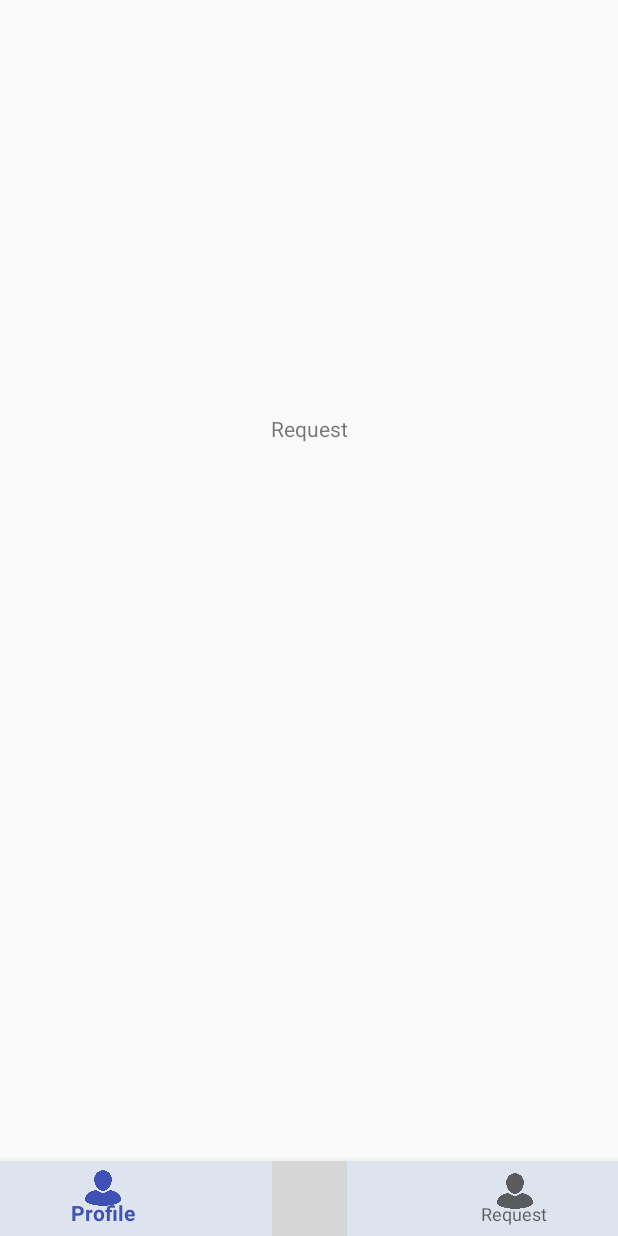
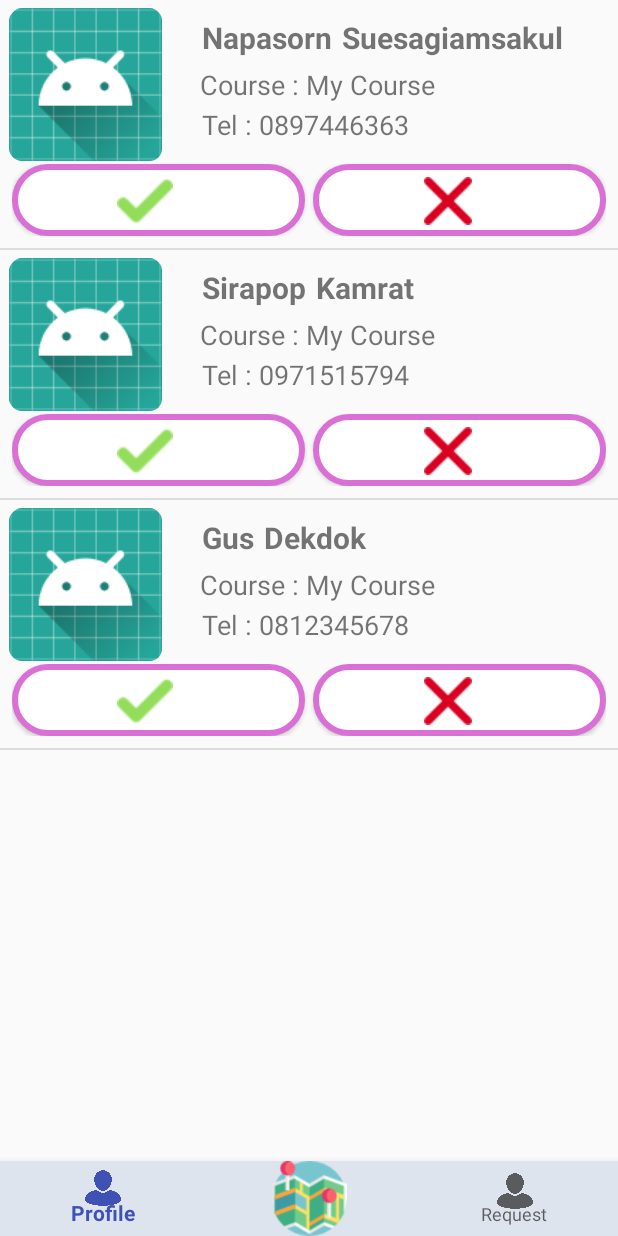
Before and after one commit to proudpraowww/egco428project, an Android app: the fragment RequestFragment placed in its activity, on a phone screen of 412 x 824 dp. Run offline under Robolectric (Android 15) with nearby library versions, the phone set to English and light mode, and no system bars; our stand-ins replace Firebase (no records; nobody signed in at launch, a user with empty details on screens opened directly); grey boxes are pictures that could not be loaded.

Commit message:
request fragment

```diff
--- a/app/src/main/java/com/egco428/egco428project/Fragments/RequestFragment.kt
+++ b/app/src/main/java/com/egco428/egco428project/Fragments/RequestFragment.kt
@@ -2,17 +2,96 @@ package com.egco428.egco428project.Fragments
 
 import android.os.Bundle
 import android.support.v4.app.Fragment
+import android.util.Log
 import android.view.LayoutInflater
 import android.view.View
 import android.view.ViewGroup
+import android.widget.*
+import com.egco428.egco428project.Model.Member
 import com.egco428.egco428project.R
+import kotlinx.android.synthetic.main.row_request.view.*
 
 class RequestFragment: Fragment() {
+
     private var rootView: View? = null
+    private var members: ArrayList<Member>? = null
+
 
     override fun onCreateView(inflater: LayoutInflater, container: ViewGroup?,
                               savedInstanceState: Bundle?): View? {
         rootView = inflater.inflate(R.layout.fragment_request, container, false)
+
+        val requestListView = rootView!!.findViewById<ListView>(R.id.requestListView)
+
+        members = ArrayList<Member>()
+
+        members!!.add(Member("1","a@mail.com","123456","Napasorn","Suesagiamsakul","student","0897446363"))
+        members!!.add(Member("2","b@mail.com","123456","Sirapop","Kamrat","student","0971515794"))
+        members!!.add(Member("2","b@mail.com","123456","Gus","Dekdok","student","0812345678"))
+
+        requestListView.adapter = requestListAdapter(members!!)
+
         return rootView
     }
+
+    private class requestListAdapter(var members: ArrayList<Member>) : BaseAdapter() {
+
+        override fun getCount(): Int {
+            return members.size
+        }
+
+        override fun getItemId(position: Int): Long {
+            return position.toLong()
+        }
+
+        override fun getItem(position: Int): Any {
+            return members[position]
+        }
+
+        override fun getView(position: Int, convertView: View?, viewGroup: ViewGroup?): View {
+
+            //inflate 0 and update 1 2 3 4 5
+            val rowRequest: View
+
+            if(convertView == null){
+
+                val layoutInflater = LayoutInflater.from(viewGroup!!.context)
+                rowRequest = layoutInflater.inflate(R.layout.row_request, viewGroup, false)
+                val viewHolder = ViewHolder(rowRequest.imageView, rowRequest.nameText, rowRequest.lastnameText, rowRequest.courseText, rowRequest.telText)
+                rowRequest.tag = viewHolder
+
+            } else {
+                rowRequest = convertView
+            }
+
+            val viewHolder = rowRequest.tag as ViewHolder
+            viewHolder.imageView.setImageResource(R.mipmap.ic_launcher)
+            viewHolder.nameText.text = members.get(position).name
+            viewHolder.lastnameText.text = members.get(position).lastname
+            viewHolder.courseText.text = "Course : My Course"
+            viewHolder.telText.text = "Tel : " + members.get(position).phone
+
+            val acceptBtn = rowRequest.findViewById(R.id.acceptBtn) as Button
+            val rejectBtn = rowRequest.findViewById(R.id.rejectBtn) as Button
+
+            acceptBtn.setOnClickListener {
+
+                //Log.d("Accept", "row " + members.get(position).name)
+            }
+            rejectBtn.setOnClickListener{
+                Log.d("Reject", "row " + members.get(position).name)
+                rowRequest.animate().setDuration(1500).alpha(0F).withEndAction(){
+                    members.remove(members.get(position))
+                    notifyDataSetChanged()
+                    rowRequest.setAlpha(1.0F)
+                }
+            }
+
+            return rowRequest
+
+        }
+
+        private class ViewHolder(val imageView: ImageView, val nameText: TextView, val lastnameText: TextView, val courseText: TextView, val telText: TextView)
+    }
+
 }
--- /dev/null
+++ b/app/src/main/java/com/egco428/egco428project/Model/Member.kt
@@ -0,0 +1,6 @@
+package com.egco428.egco428project.Model
+
+class Member(val id:String , val email: String, val password: String, val name: String, val lastname: String, val status:String, val phone: String) {
+
+    constructor(): this("","","","","","","")
+}
--- a/app/src/main/res/layout/fragment_request.xml
+++ b/app/src/main/res/layout/fragment_request.xml
@@ -5,17 +5,9 @@
     android:layout_width="match_parent"
     android:layout_height="match_parent">
 
-    <TextView
-        android:id="@+id/textView"
-        android:layout_width="wrap_content"
-        android:layout_height="wrap_content"
-        android:layout_marginBottom="8dp"
-        android:layout_marginEnd="8dp"
-        android:layout_marginStart="8dp"
-        android:layout_marginTop="8dp"
-        android:text="Request"
-        app:layout_constraintBottom_toBottomOf="parent"
-        app:layout_constraintEnd_toEndOf="parent"
-        app:layout_constraintStart_toStartOf="parent"
-        app:layout_constraintTop_toTopOf="parent" />
+    <ListView
+        android:id="@+id/requestListView"
+        android:layout_width="match_parent"
+        android:layout_height="match_parent" />
+
 </android.support.constraint.ConstraintLayout>
--- /dev/null
+++ b/app/src/main/res/layout/row_request.xml
@@ -0,0 +1,131 @@
+<?xml version="1.0" encoding="utf-8"?>
+<android.support.constraint.ConstraintLayout xmlns:android="http://schemas.android.com/apk/res/android"
+    xmlns:app="http://schemas.android.com/apk/res-auto"
+    xmlns:tools="http://schemas.android.com/tools"
+    android:layout_width="match_parent"
+    android:layout_height="match_parent">
+
+    <ImageView
+        android:id="@+id/imageView"
+        android:layout_width="103dp"
+        android:layout_height="102dp"
+        android:layout_marginStart="5dp"
+        android:layout_marginTop="5dp"
+        app:layout_constraintStart_toStartOf="parent"
+        app:layout_constraintTop_toTopOf="parent"
+        app:srcCompat="@mipmap/ic_launcher" />
+
+    <LinearLayout
+        android:id="@+id/linearLayout"
+        android:layout_width="263dp"
+        android:layout_height="97dp"
+        android:layout_marginEnd="5dp"
+        android:layout_marginStart="10dp"
+        android:layout_marginTop="8dp"
+        android:orientation="vertical"
+        app:layout_constraintEnd_toEndOf="parent"
+        app:layout_constraintStart_toEndOf="@+id/imageView"
+        app:layout_constraintTop_toTopOf="parent">
+
+        <LinearLayout
+            android:layout_width="match_parent"
+            android:layout_height="wrap_content"
+            android:orientation="horizontal">
+
+            <TextView
+                android:id="@+id/nameText"
+                android:layout_width="wrap_content"
+                android:layout_height="wrap_content"
+                android:layout_margin="3dp"
+                android:text="Name"
+                android:textSize="20sp"
+                android:textStyle="bold" />
+
+            <TextView
+                android:id="@+id/lastnameText"
+                android:layout_width="match_parent"
+                android:layout_height="wrap_content"
+                android:layout_margin="3dp"
+                android:layout_weight="1"
+                android:text="Lastname"
+                android:textSize="20sp"
+                android:textStyle="bold" />
+        </LinearLayout>
+
+        <TextView
+            android:id="@+id/courseText"
+            android:layout_width="match_parent"
+            android:layout_height="wrap_content"
+            android:layout_margin="2dp"
+            android:text="Course : "
+            android:textSize="18sp" />
+
+        <TextView
+            android:id="@+id/telText"
+            android:layout_width="match_parent"
+            android:layout_height="wrap_content"
+            android:layout_marginBottom="3dp"
+            android:layout_marginEnd="3dp"
+            android:layout_marginStart="3dp"
+            android:text="Tel : "
+            android:textSize="18sp" />
+
+    </LinearLayout>
+
+    <LinearLayout
+        android:id="@+id/linearLayout3"
+        android:layout_width="match_parent"
+        android:layout_height="wrap_content"
+        android:layout_marginBottom="8dp"
+        android:layout_marginEnd="8dp"
+        android:layout_marginStart="8dp"
+        android:layout_marginTop="2dp"
+        android:orientation="horizontal"
+        app:layout_constraintBottom_toBottomOf="parent"
+        app:layout_constraintEnd_toEndOf="parent"
+        app:layout_constraintStart_toStartOf="parent"
+        app:layout_constraintTop_toBottomOf="@+id/imageView">
+
+        <Button
+            android:id="@+id/acceptBtn"
+            android:layout_width="wrap_content"
+            android:layout_height="wrap_content"
+            android:layout_weight="1"
+            android:background="@drawable/round_button" />
+
+        <Button
+            android:id="@+id/rejectBtn"
+            android:layout_width="wrap_content"
+            android:layout_height="wrap_content"
+            android:layout_weight="1"
+            android:layout_marginStart="5dp"
+            android:background="@drawable/round_button" />
+    </LinearLayout>
+
+    <ImageView
+        android:id="@+id/imageView2"
+        android:layout_width="37dp"
+        android:layout_height="37dp"
+        android:layout_marginBottom="8dp"
+        android:layout_marginStart="78dp"
+        android:layout_marginTop="3dp"
+        app:layout_constraintBottom_toBottomOf="parent"
+        app:layout_constraintStart_toStartOf="parent"
+        app:layout_constraintTop_toBottomOf="@+id/imageView"
+        app:srcCompat="@drawable/accept_icon" />
+
+    <ImageView
+        android:id="@+id/imageView4"
+        android:layout_width="wrap_content"
+        android:layout_height="wrap_content"
+        android:layout_marginBottom="8dp"
+        android:layout_marginEnd="8dp"
+        android:layout_marginStart="78dp"
+        android:layout_marginTop="3dp"
+        app:layout_constraintBottom_toBottomOf="parent"
+        app:layout_constraintEnd_toEndOf="parent"
+        app:layout_constraintStart_toEndOf="@+id/imageView2"
+        app:layout_constraintTop_toBottomOf="@+id/imageView"
+        app:srcCompat="@drawable/reject_icon" />
+
+</android.support.constraint.ConstraintLayout>
```
Also changed, not shown: app/src/main/res/drawable/accept_icon.png (added), app/src/main/res/drawable/map.png (added), app/src/main/res/drawable/reject_icon.png (added).
